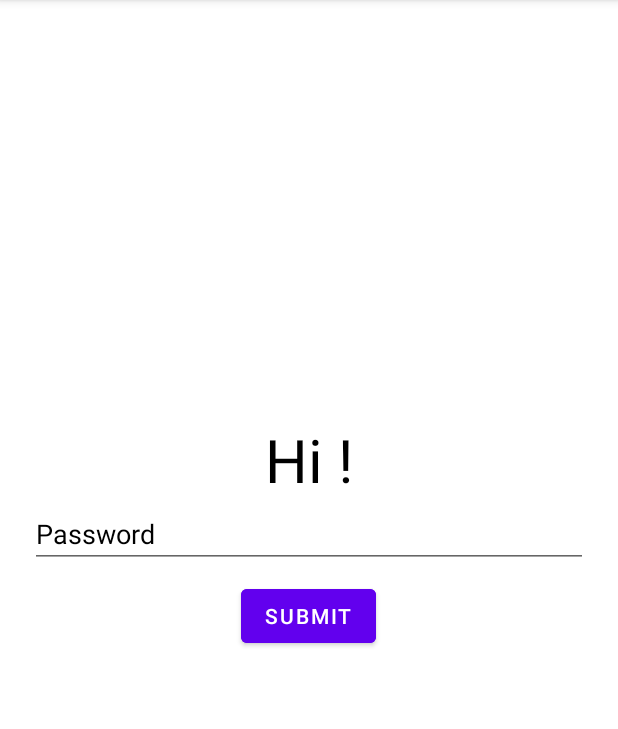
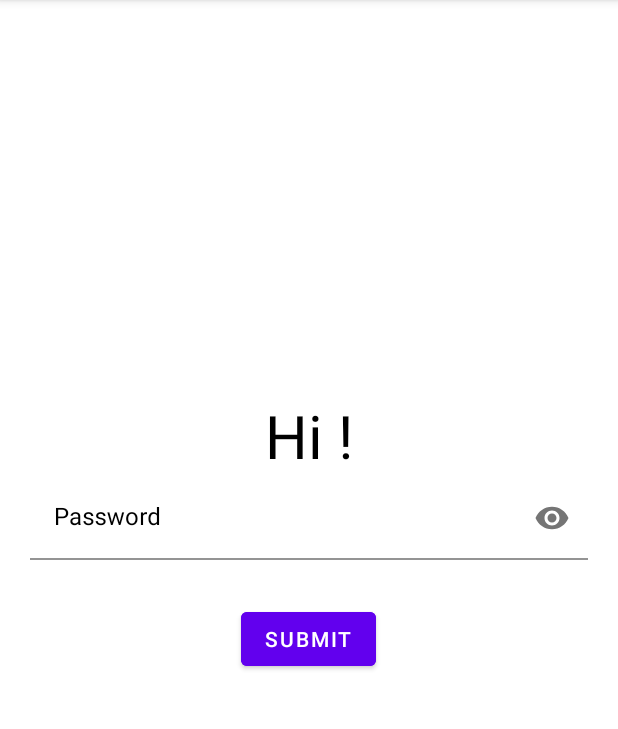
Before and after one commit to arora-ankit1/AndroidBasics, an Android app: the screen it shows after launch (MainContainerActivity), after a tap on "SUBMIT", on a phone screen of 412 x 824 dp, the part 84-813 px from its top. Run offline under Robolectric (Android 15) with nearby library versions, the phone set to English and light mode, and no system bars.

Commit message:
Shared Preferences demo added

```diff
--- a/app/src/main/java/com/example/androidbasics/LoginFragment.java
+++ b/app/src/main/java/com/example/androidbasics/LoginFragment.java
@@ -1,6 +1,7 @@
 package com.example.androidbasics;
 
 import android.content.Context;
+import android.content.SharedPreferences;
 import android.os.Bundle;
 
 import androidx.annotation.NonNull;
@@ -22,9 +23,9 @@ import android.widget.EditText;
 public class LoginFragment extends Fragment {
 
     public static final String TAG = "LoginFragment";
-    private callBackListener mListener;
+    private loginCallBackListener mListener;
 
-    public interface callBackListener {
+    public interface loginCallBackListener {
         void onLoginSuccess(String username);
     }
 
@@ -41,8 +42,8 @@ public class LoginFragment extends Fragment {
     public void onAttach(Context context) {
         super.onAttach(context);
         Log.d(TAG, "onAttach: "+TAG);
-        if (context instanceof callBackListener) {
-            mListener = (callBackListener) context;
+        if (context instanceof loginCallBackListener) {
+            mListener = (loginCallBackListener) context;
         } else {
             throw new RuntimeException(context.toString()
                     + " must implement OnLoginFragmentInteractionListener");
@@ -73,6 +74,15 @@ public class LoginFragment extends Fragment {
             @Override
             public void onClick(View v) {
                 String username = usernameEditText.getText().toString();
+                Context context = getActivity();
+                SharedPreferences sharedPref = context.getSharedPreferences(
+                        getString(R.string.preference_file_key), Context.MODE_PRIVATE);
+                SharedPreferences.Editor editor = sharedPref.edit();
+                editor.putString(getString(R.string.username), username);
+                // synchronus executes on current thread.
+               /* editor.commit();*/
+                // asynchronus executes on background thread.
+                editor.apply();
                 mListener.onLoginSuccess(username);
             }
         });
--- a/app/src/main/java/com/example/androidbasics/MainActivity.java
+++ b/app/src/main/java/com/example/androidbasics/MainActivity.java
@@ -32,6 +32,7 @@ public class MainActivity extends AppCompatActivity {
                 // Save the name in a Bundle
                 Bundle bundle = new Bundle();
                 bundle.putString("NAME", userName);
+
 
                 // Navigate to DisplayActivity
                 // Explicit Intent
--- a/app/src/main/java/com/example/androidbasics/MainContainerActivity.java
+++ b/app/src/main/java/com/example/androidbasics/MainContainerActivity.java
@@ -3,10 +3,12 @@ package com.example.androidbasics;
 import androidx.appcompat.app.AppCompatActivity;
 import androidx.fragment.app.FragmentManager;
 
+import android.content.Context;
+import android.content.SharedPreferences;
 import android.os.Bundle;
 import android.util.Log;
 
-public class MainContainerActivity extends AppCompatActivity implements LoginFragment.callBackListener {
+public class MainContainerActivity extends AppCompatActivity implements LoginFragment.loginCallBackListener, PasswordFragment.passwordCallBackListener {
 
     String TAG = "MainContainerActivity";
 
@@ -15,11 +17,24 @@ public class MainContainerActivity extends AppCompatActivity implements LoginFra
         super.onCreate(savedInstanceState);
         setContentView(R.layout.activity_main_container);
         Log.d(TAG, "onCreate: " + TAG);
+        SharedPreferences sharedPreferences = getSharedPreferences(getString(R.string.preference_file_key), Context.MODE_PRIVATE);
+        String username = sharedPreferences.getString(getString(R.string.username),"");
+        String password = sharedPreferences.getString(getString(R.string.password),"");
         FragmentManager fragmentManager = getSupportFragmentManager();
         if (savedInstanceState == null) {
-            getSupportFragmentManager().beginTransaction()
-                    .replace(R.id.fragmentContainer, LoginFragment.newInstance())
-                    .commit();
+            if (username.isEmpty() && password.isEmpty()) {
+                fragmentManager.beginTransaction()
+                        .replace(R.id.fragmentContainer, LoginFragment.newInstance())
+                        .commit();
+            } else if (!username.isEmpty() && password.isEmpty()) {
+                fragmentManager.beginTransaction()
+                        .replace(R.id.fragmentContainer, PasswordFragment.newInstance(username))
+                        .commit();
+            } else {
+                fragmentManager.beginTransaction()
+                        .replace(R.id.fragmentContainer, HomeFragment.newInstance(username))
+                        .commit();
+            }
         }
     }
 
@@ -28,6 +43,14 @@ public class MainContainerActivity extends AppCompatActivity implements LoginFra
         // Replace LoginFragment with PasswordFragment and pass the username
         getSupportFragmentManager().beginTransaction()
                 .replace(R.id.fragmentContainer, PasswordFragment.newInstance(username))
+                .addToBackStack(null)
+                .commit();
+    }
+
+    @Override
+    public void onPasswordSuccess(String username) {
+        getSupportFragmentManager().beginTransaction()
+                .replace(R.id.fragmentContainer, HomeFragment.newInstance(username))
                 .addToBackStack(null)
                 .commit();
     }
--- a/app/src/main/java/com/example/androidbasics/PasswordFragment.java
+++ b/app/src/main/java/com/example/androidbasics/PasswordFragment.java
@@ -1,9 +1,13 @@
 package com.example.androidbasics;
 
+import android.content.Context;
+import android.content.SharedPreferences;
 import android.os.Bundle;
 
+import androidx.annotation.NonNull;
 import androidx.fragment.app.Fragment;
 
+import android.util.Log;
 import android.view.LayoutInflater;
 import android.view.View;
 import android.view.ViewGroup;
@@ -11,14 +15,35 @@ import android.widget.EditText;
 import android.widget.Button;
 import android.widget.TextView;
 
+import com.google.android.material.textfield.TextInputEditText;
+import com.google.android.material.textfield.TextInputLayout;
+
 public class PasswordFragment extends Fragment {
 
     private static final String ARG_USERNAME = "username";
+    public static final String TAG = "PasswordFragment";
 
     private String username;
+    private passwordCallBackListener mListener;
+
+    interface passwordCallBackListener{
+
+        void onPasswordSuccess(String username);
+    }
 
     public PasswordFragment() {
         // Required empty public constructor
+    }
+
+    @Override
+    public void onAttach(@NonNull Context context) {
+        super.onAttach(context);
+        if (context instanceof LoginFragment.loginCallBackListener) {
+            mListener = (PasswordFragment.passwordCallBackListener) context;
+        } else {
+            throw new RuntimeException(context.toString()
+                    + " must implement OnLoginFragmentInteractionListener");
+        }
     }
 
     public static PasswordFragment newInstance(String username) {
@@ -43,7 +68,8 @@ public class PasswordFragment extends Fragment {
         View view = inflater.inflate(R.layout.fragment_password, container, false);
         TextView welcomeTextView = view.findViewById(R.id.tv_greetings);
 
-        EditText passwordEditText = view.findViewById(R.id.password);
+        TextInputEditText passwordEditText = view.findViewById(R.id.passwordInputText);
+        TextInputLayout passwordInputLayout = view.findViewById(R.id.passwordInputLayout);
         Button submitPasswordButton = view.findViewById(R.id.submitButton);
 
         welcomeTextView.setText("Hi " + username + "!");
@@ -51,13 +77,29 @@ public class PasswordFragment extends Fragment {
         submitPasswordButton.setOnClickListener(new View.OnClickListener() {
             @Override
             public void onClick(View v) {
+                try {
+
                     String password = passwordEditText.getText().toString();
                     if (password.length() >= 8) {
+                        passwordInputLayout.setError(null);
+                        Context context = getActivity();
+                        SharedPreferences sharedPref = context.getSharedPreferences(
+                                getString(R.string.preference_file_key), Context.MODE_PRIVATE);
+                        SharedPreferences.Editor editor = sharedPref.edit();
+                        editor.putString(getString(R.string.username), username);
+                        editor.putString(getString(R.string.password), password);
+                        editor.apply();
+                        mListener.onPasswordSuccess(username);
+
                         // Password is valid, perform desired action
                     } else {
+                        passwordInputLayout.setError(getString(R.string.password_error));
                         // Display an error message
                         // For example, you can use a TextView to display the error message
                         // ErrorTextView.setText("Invalid Password: Must be at least 8 characters");
+                    }
+                } catch (Exception exception) {
+                    Log.e(TAG, "onClick: ",exception );
                 }
             }
         });
--- a/app/src/main/res/layout/fragment_password.xml
+++ b/app/src/main/res/layout/fragment_password.xml
@@ -3,6 +3,7 @@
     xmlns:tools="http://schemas.android.com/tools"
     android:layout_width="match_parent"
     android:layout_height="match_parent"
+    xmlns:app="http://schemas.android.com/apk/res-auto"
     android:orientation="vertical"
     android:background="@color/white"
     tools:context=".PasswordActivity">
@@ -24,17 +25,30 @@
         android:orientation="vertical"
         android:layout_weight="1">
 
-        <EditText
+        <com.google.android.material.textfield.TextInputLayout
             android:layout_width="match_parent"
             android:layout_height="wrap_content"
-            android:id="@+id/password"
+            android:id="@+id/passwordInputLayout"
             android:layout_marginStart="20dp"
             android:layout_marginEnd="20dp"
             android:hint="@string/password"
+            app:hintTextColor="@color/black"
+            android:textColorHint="@color/black"
             android:textColor="@color/black"
-            android:textColorHint="@color/black"
+            app:errorEnabled="true"
+            app:errorTextColor="@color/red"
             android:autofillHints="Enter Your Password"
-            android:inputType="textPassword" />
+            app:endIconMode="password_toggle">
+            <com.google.android.material.textfield.TextInputEditText
+                android:layout_width="match_parent"
+                android:layout_height="match_parent"
+                android:id="@+id/passwordInputText"
+                android:inputType="textPassword"
+                android:background="@color/white"
+                android:textColor="@color/black"
+                />
+
+        </com.google.android.material.textfield.TextInputLayout>
 
 
         <Button
@@ -42,6 +56,7 @@
             android:layout_height="wrap_content"
             android:id="@+id/submitButton"
             android:text="@string/submit"
+            android:textColor="@color/white"
             android:layout_gravity="center"
             android:backgroundTint="@color/purple_500"
             android:layout_marginTop="8dp"
--- a/app/src/main/res/values/colors.xml
+++ b/app/src/main/res/values/colors.xml
@@ -7,4 +7,5 @@
     <color name="teal_700">#FF018786</color>
     <color name="black">#FF000000</color>
     <color name="white">#FFFFFFFF</color>
+    <color name="red">#FD0303</color>
 </resources>
--- a/app/src/main/res/values/strings.xml
+++ b/app/src/main/res/values/strings.xml
@@ -4,8 +4,13 @@
     <string name="enter_username">Enter Username</string>
     <string name="submit">SUBMIT</string>
     <string name="hello_username">Hello UserName</string>
+    <string name="choose_profile">Choose Profile Image</string>
+    <string name="preference_file_key">com.example.androidbasics.PREFERENCE_FILE_KEY</string>
     <string name="dummy_image">dummy image</string>
     <string name="password">Password</string>
+    <string name="username">username</string>
+    <string name="password_error">length should be greater than 8 characters</string>
     <!-- TODO: Remove or change this placeholder text -->
     <string name="hello_blank_fragment">Hello blank fragment</string>
+    <string name="logout">Logout</string>
 </resources>
```
Also changed, not shown: app/src/main/java/com/example/androidbasics/HomeFragment.java (added, +81 -0 lines), app/src/main/res/layout/fragment_home.xml (added, +56 -0 lines), app/src/main/res/layout/fragment_login.xml (+25 -23 lines). Lines whose indentation alone changed are shown as unchanged.
